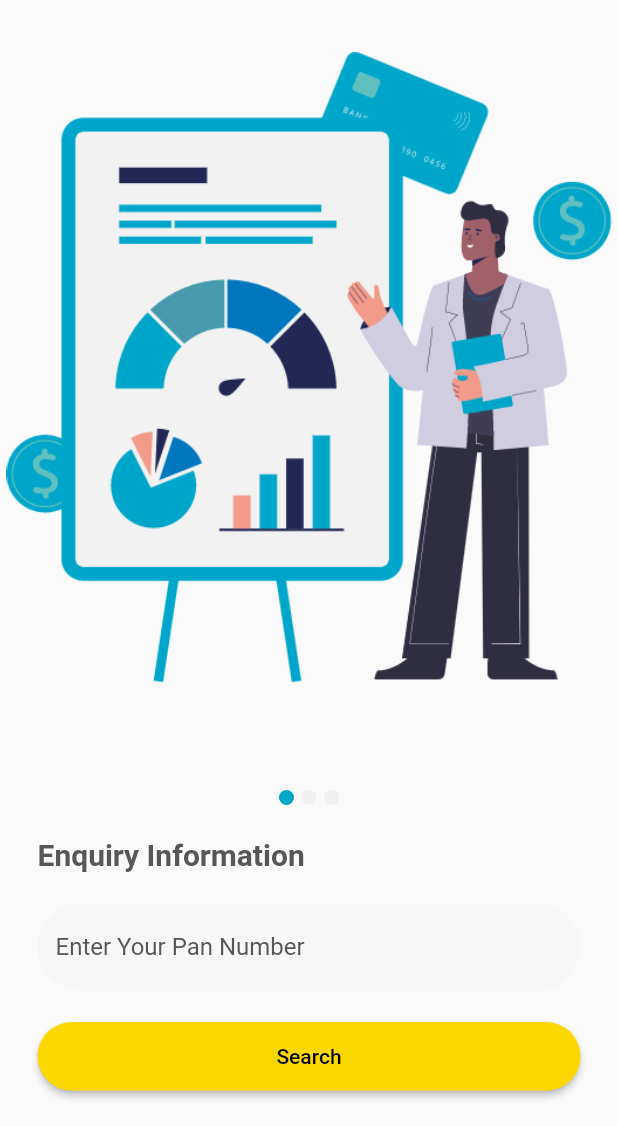
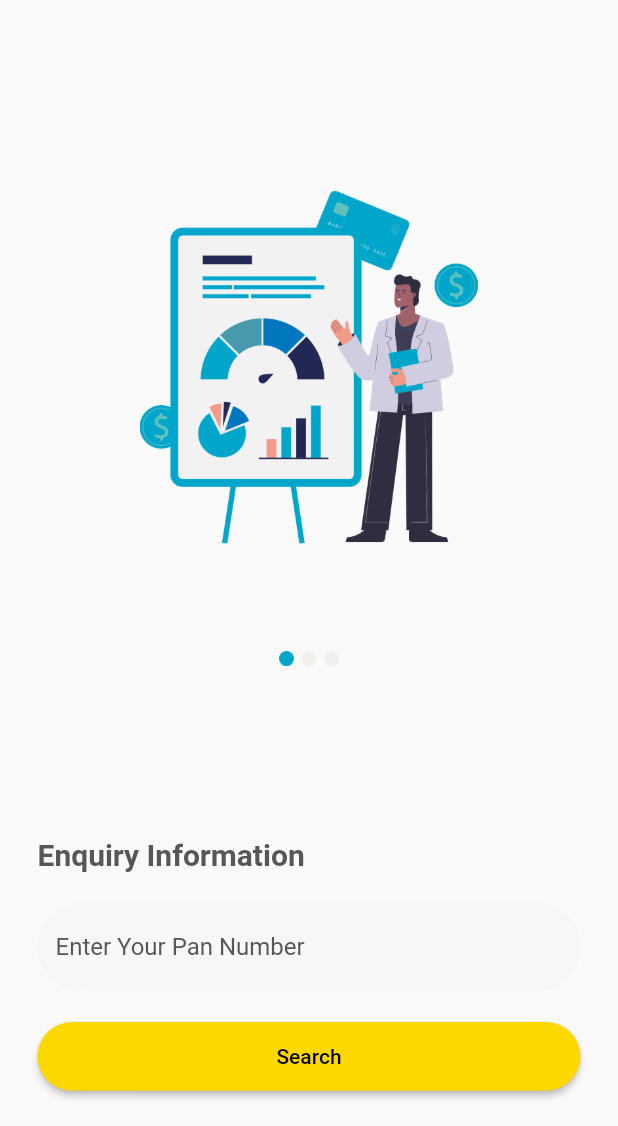
Before and after one commit to ankitch29/flutter_poc, a Flutter app: the screen it shows after launch, on a phone screen of 412 x 824 dp, the part 110-1236 px from its top. Run offline on Flutter 3.47's test engine with Material 2 defaults, Android fonts, the phone set to English and light mode, and no system bars; our stand-ins replace get.

Commit message:
made search screen as web responsive.

```diff
--- a/lib/utils/ui/image_slider/simple_slider.dart
+++ b/lib/utils/ui/image_slider/simple_slider.dart
@@ -60,7 +60,8 @@ class ImageSliderWidgetState extends State<ImageSliderWidget>
   }
 
   Widget _buildPagerViewSlider() {
-    return Expanded(
+    return SizedBox(
+      height: simpleSliderController.imageHeight,
       child: PageView.builder(
         controller: simpleSliderController.pageController,
         itemCount: simpleSliderController.pages.length,
@@ -91,7 +92,6 @@ class ImageSliderWidgetState extends State<ImageSliderWidget>
   }
 
   Widget _buildImagePageItem(String imgUrl) {
-    print(simpleSliderController.imageHeight);
     return Padding(
       padding: const EdgeInsets.only(right: 1, left: 1),
       child: Image.asset(imgUrl,
```
